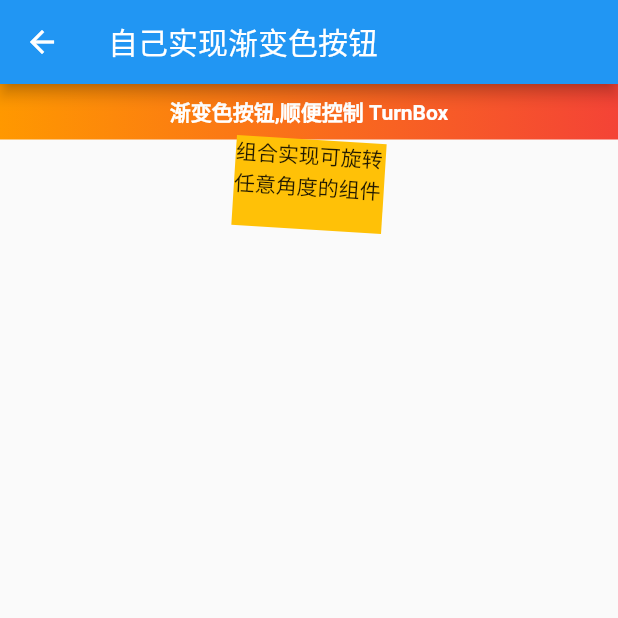
After one commit to xxxIxxxx/flutter_ddup, a Flutter app: the GradientBtnPage screen opened by its route, after a tap on "渐变色按钮,顺便控制 TurnBox", on a phone screen of 412 x 824 dp, the top half of it. The commit adds this screen. Run offline on Flutter 3.47's test engine with Material 2 defaults, Android fonts, the phone set to English and light mode, and no system bars; our stand-ins replace fluro.

Commit message:
组合组件， InkWell 带涟漪动画组件

```diff
--- a/lib/app/home_page.dart
+++ b/lib/app/home_page.dart
@@ -357,6 +357,13 @@ class _MyHomePageState extends State<MyHomePage> {
             },
             child: const Text("AnimatedSwitcher 动画切换  动画过渡组件"),
           ),
+          TextButton(
+            onPressed: () {
+              Application.router.navigateTo(context, Routes.gradientBtn,
+                  transition: TransitionType.native);
+            },
+            child: const Text("自己实现渐变色按钮 InkWell 涟漪组件"),
+          ),
         ],
       ),
     );
--- /dev/null
+++ b/lib/class/自行实现渐变色按钮 InkWell涟漪组件/gradient_btn_page.dart
@@ -0,0 +1,44 @@
+import 'package:flutter/material.dart';
+
+import 'gradient_button_widget.dart';
+import 'turn_box_widget.dart';
+
+class GradientBtnPage extends StatefulWidget {
+  const GradientBtnPage({Key? key}) : super(key: key);
+
+  @override
+  _GradientBtnPageState createState() => _GradientBtnPageState();
+}
+
+class _GradientBtnPageState extends State<GradientBtnPage> {
+  double _turns = 0.0;
+  @override
+  Widget build(BuildContext context) {
+    return Scaffold(
+      appBar: AppBar(
+        title: const Text('自己实现渐变色按钮'),
+      ),
+      body: ListView(
+        children: [
+          GradientButton(
+              colors: const [Colors.orange, Colors.red],
+              child: const Text('渐变色按钮,顺便控制 TurnBox'),
+              onPressed: () {
+                setState(() {
+                  _turns += 0.01;
+                });
+              }),
+          UnconstrainedBox(
+              child: TurnBox(
+                  turns: _turns,
+                  child: Container(
+                    color: Colors.amber,
+                    width: 100,
+                    height: 60,
+                    child: const Text("组合实现可旋转任意角度的组件"),
+                  )))
+        ],
+      ),
+    );
+  }
+}
--- /dev/null
+++ b/lib/class/自行实现渐变色按钮 InkWell涟漪组件/gradient_button_widget.dart
@@ -0,0 +1,54 @@
+import 'package:flutter/material.dart';
+
+class GradientButton extends StatelessWidget {
+  const GradientButton({
+    Key? key,
+    this.colors,
+    this.height,
+    this.width,
+    this.borderRadius,
+    this.onPressed,
+    required this.child,
+  }) : super(key: key);
+
+  final List<Color>? colors;
+  final double? height;
+  final double? width;
+  final BorderRadius? borderRadius;
+  final GestureTapCallback? onPressed;
+  final Widget child;
+
+  @override
+  Widget build(BuildContext context) {
+    ThemeData theme = Theme.of(context);
+    List<Color> _colors =
+        colors ?? [theme.primaryColor, theme.primaryColorDark];
+
+    return DecoratedBox(
+      decoration: BoxDecoration(
+        gradient: LinearGradient(colors: _colors),
+        borderRadius: borderRadius,
+      ),
+      child: Material(
+        type: MaterialType.transparency,
+        child: InkWell(
+          splashColor: _colors.last,
+          highlightColor: Colors.transparent,
+          onTap: onPressed,
+          child: ConstrainedBox(
+            constraints: BoxConstraints.tightFor(height: height, width: width),
+            child: Center(
+              child: Padding(
+                padding: const EdgeInsets.all(8.0),
+                child: DefaultTextStyle(
+                  style: const TextStyle(fontWeight: FontWeight.bold),
+                  child: child,
+                ),
+              ),
+            ),
+          ),
+        ),
+      ),
+    );
+  }
+}
--- /dev/null
+++ b/lib/class/自行实现渐变色按钮 InkWell涟漪组件/turn_box_widget.dart
@@ -0,0 +1,54 @@
+import 'package:flutter/material.dart';
+
+class TurnBox extends StatefulWidget {
+  const TurnBox(
+      {Key? key,
+      this.turns = 0.0,
+      this.duration = const Duration(milliseconds: 200),
+      required this.child})
+      : super(key: key);
+
+  /// 角度 1圈是 360度
+  final double turns;
+
+  /// 动画时间
+  final Duration duration;
+  final Widget child;
+
+  @override
+  State<TurnBox> createState() => _TurnBoxState();
+}
+
+class _TurnBoxState extends State<TurnBox> with SingleTickerProviderStateMixin {
+  late final AnimationController animationController = AnimationController(
+    vsync: this,
+    duration: widget.duration,
+    lowerBound: -double.infinity,
+    upperBound: double.infinity,
+    value: widget.turns,
+  );
+
+  @override
+  void dispose() {
+    animationController.dispose();
+    super.dispose();
+  }
+
+  @override
+  void didUpdateWidget(TurnBox oldWidget) {
+    //! 注意 这里有状态的要注意刷新
+    if (oldWidget.turns != widget.turns) {
+      animationController.animateTo(widget.turns,
+          duration: widget.duration, curve: Curves.easeIn);
+    }
+    super.didUpdateWidget(oldWidget);
+  }
+
+  @override
+  Widget build(BuildContext context) {
+    return RotationTransition(
+      turns: animationController,
+      child: widget.child,
+    );
+  }
+}
--- a/lib/route/route_handlers.dart
+++ b/lib/route/route_handlers.dart
@@ -46,6 +46,7 @@ import '../class/WillPopScope导航返回拦截/will_pop_scope_page.dart';
 import '../class/widget生命周期/counter_life_cycle_page.dart';
 import '../class/事件总线及单例/event_bus_page.dart';
 import '../class/交织动画/animation_group_page.dart';
+import '../class/自行实现渐变色按钮 InkWell涟漪组件/gradient_btn_page.dart';
 import '../class/路由传值/tipRoute_page.dart';
 import '../class/颜色和主题/theme_page.dart';
 
@@ -290,3 +291,8 @@ var animatedSwitcherHandeler = Handler(
     handlerFunc: (BuildContext? context, Map<String, List<String>> params) {
   return const AnimatedSwitcherPage();
 });
+
+var gradientBtnHandeler = Handler(
+    handlerFunc: (BuildContext? context, Map<String, List<String>> params) {
+  return const GradientBtnPage();
+});
--- a/lib/route/routes.dart
+++ b/lib/route/routes.dart
@@ -53,6 +53,8 @@ class Routes {
   static String hero = "/hero";
   static String animationGroup = "/animationGroup";
   static String animatedSwitcher = "/animatedSwitcher";
+  static String gradientBtn = "/gradientBtn";
+
 
   static void configureRoutes(FluroRouter router) {
     router.notFoundHandler = Handler(
@@ -111,5 +113,6 @@ class Routes {
     router.define(hero, handler: heroHandeler);
     router.define(animationGroup, handler: animationGroupHandeler);
     router.define(animatedSwitcher, handler: animatedSwitcherHandeler);
+    router.define(gradientBtn, handler: gradientBtnHandeler);
   }
 }
```
Also changed, not shown: 1 other file.
